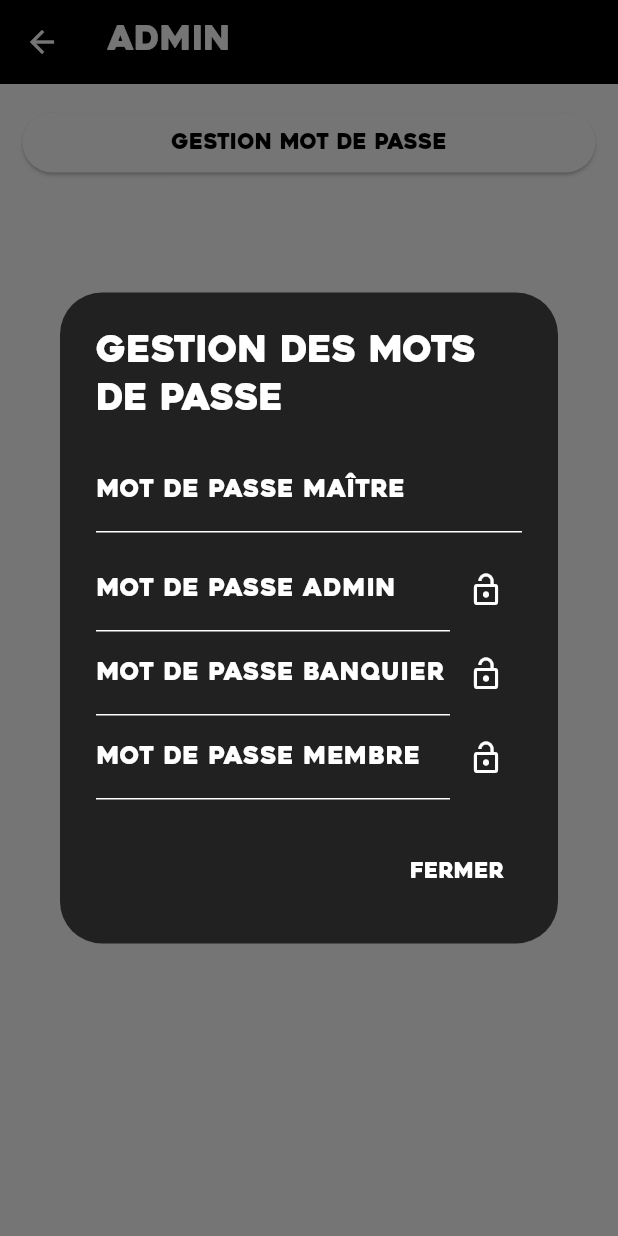
After one commit to Faboo21/turbo_market, a Flutter app: the AdminPage screen opened by its route, after a tap on "Gestion Mot de passe", on a phone screen of 412 x 824 dp. The commit adds this screen. Run offline on Flutter 3.47's test engine with Material 3 defaults, Android fonts, the phone set to English and light mode, and no system bars; our stand-ins replace shared_preferences; missing offline and left inert: simple_barcode_scanner; accounts and stored records are empty; network calls fail; statements that could not run were skipped.

Commit message:
Manage Password

```diff
--- /dev/null
+++ b/lib/dialogs/password_dialog.dart
@@ -0,0 +1,69 @@
+import "package:flutter/material.dart";
+
+import "../api/api_request.dart";
+
+class ChangePasswordDialog extends StatelessWidget {
+  const ChangePasswordDialog({super.key});
+
+  @override
+  Widget build(BuildContext context) {
+    TextEditingController masterPasswordController = TextEditingController();
+
+    List<String> roles = ['Admin', 'Banquier', 'Membre'];
+    List<TextEditingController> controllers = [
+      TextEditingController(),
+      TextEditingController(),
+      TextEditingController(),
+    ];
+
+    return AlertDialog(
+      title: const Text('Gestion des mots de passe'),
+      content: Column(
+        mainAxisSize: MainAxisSize.min,
+        children: [
+          TextField(
+            controller: masterPasswordController,
+            obscureText: true,
+            decoration: const InputDecoration(
+              labelText: 'Mot de passe maître',
+            ),
+          ),
+          const SizedBox(height: 10),
+          for (int i = 0; i < roles.length; i++)
+            Row(
+              children: [
+                Expanded(
+                  child: TextField(
+                    controller: controllers[i],
+                    obscureText: true,
+                    decoration: InputDecoration(
+                      labelText: 'Mot de passe ${roles[i]}',
+                    ),
+                  ),
+                ),
+                IconButton(
+                  onPressed: () async {
+                    if (await updatePassword(masterPasswordController.text, controllers[i].text, i+1)){
+                      ScaffoldMessenger.of(context).showSnackBar(const SnackBar(content: Text("Mot de passe mis à jour")));
+                      controllers[i].text = "";
+                    } else {
+                      ScaffoldMessenger.of(context).showSnackBar(const SnackBar(content: Text("Probleme de mise a jour du mot de passe")));
+                    }
+                  },
+                  icon: const Icon(Icons.lock_open),
+                ),
+              ],
+            ),
+        ],
+      ),
+      actions: <Widget>[
+        TextButton(
+          onPressed: () {
+            Navigator.of(context).pop();
+          },
+          child: const Text('Fermer'),
+        ),
+      ],
+    );
+  }
+}
--- /dev/null
+++ b/lib/pages/admin_page.dart
@@ -0,0 +1,37 @@
+import 'package:flutter/material.dart';
+import '../dialogs/password_dialog.dart';
+
+class AdminPage extends StatefulWidget {
+  const AdminPage({super.key});
+
+  @override
+  State<AdminPage> createState() => _AdminPageState();
+}
+
+class _AdminPageState extends State<AdminPage> {
+  @override
+  Widget build(BuildContext context) {
+    return Scaffold(
+        appBar: AppBar(
+          title: const Text('Admin'),
+          backgroundColor: Theme.of(context).colorScheme.primary,
+        ),
+        body: Padding(
+          padding: const EdgeInsets.all(15.0),
+          child: ListView(
+            children: [
+              ElevatedButton(
+                  onPressed: () {
+                    showDialog(
+                      context: context,
+                      builder: (BuildContext context) {
+                        return const ChangePasswordDialog();
+                      },
+                    );
+                  },
+                  child: const Text("Gestion Mot de passe"))
+            ],
+          ),
+        ));
+  }
+}
--- a/lib/pages/connexion_page.dart
+++ b/lib/pages/connexion_page.dart
@@ -12,7 +12,7 @@ class ConnexionPage extends StatefulWidget {
 
 class _ConnexionPageState extends State<ConnexionPage> {
   int selectedButtonIndex = 0;
-  List<String> accountTypes = ["Admin", "Banquier", "Membre"];
+  List<String> accountTypes = ["Admin", "Banquier", "Bénévole"];
   String password = '';
 
   @override
--- a/lib/router/route_generator.dart
+++ b/lib/router/route_generator.dart
@@ -3,10 +3,13 @@ import 'package:turbo_market/Pages/home_page.dart';
 import 'package:turbo_market/pages/add_member_page.dart';
 import 'package:turbo_market/pages/game_choice_page.dart';
 import 'package:turbo_market/pages/reward_page.dart';
-import '../Pages/connexion_page.dart';
-import '../pages/winner_page.dart';
-import '../pages/manage_balance_page.dart';
-import '../type/user.dart';
+import 'package:turbo_market/pages/connexion_page.dart';
+import 'package:turbo_market/pages/admin_page.dart';
+import 'package:turbo_market/pages/winner_page.dart';
+import 'package:turbo_market/pages/manage_balance_page.dart';
+import 'package:turbo_market/type/user.dart';
+
+import '../pages/stats_page.dart';
 
 class RouteGenerator {
   static Route<dynamic> generateRoute(RouteSettings settings) {
@@ -20,6 +23,10 @@ class RouteGenerator {
         return MaterialPageRoute(builder: (context) => const UserFormPage());
       case '/choixGames' :
         return MaterialPageRoute(builder: (context) => const GameChoicePage());
+      case '/admin' :
+        return MaterialPageRoute(builder: (context) => const AdminPage());
+      case '/stats' :
+        return MaterialPageRoute(builder: (context) => const StatsPage());
       case '/winner' :
         if (args is List<User?>) {
           return MaterialPageRoute(builder: (context) => WinnerChoicePage(playersList: args,));
```
Also changed, not shown: lib/api/api_request.dart (+15 -0 lines), lib/pages/home_page.dart (+15 -1 lines), lib/pages/reward_page.dart (+4 -8 lines), lib/pages/stats_page.dart (added, +21 -0 lines), 2 other files.
